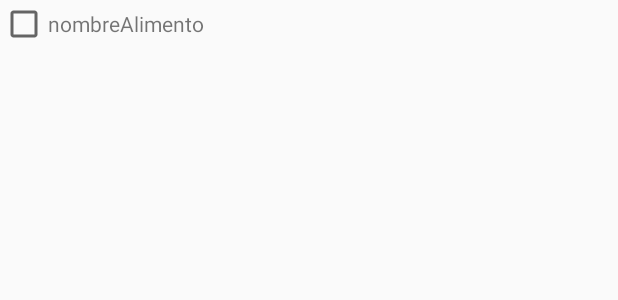
After one commit to Mordorbeast/Smootheat, an Android app: the layout activity_pantalla_fila_listview.xml on its own in the app's theme, with its tools: preview values and no code run, on a phone screen of 412 x 824 dp. The commit adds this screen. Shown: the top 300 px of the screen. Run offline under Robolectric (Android 15) with nearby library versions, the phone set to English and light mode, and no system bars.

Commit message:
Creo lista para la pantalla lista compra (no funciona)

```diff
--- a/app/build.gradle
+++ b/app/build.gradle
@@ -30,4 +30,5 @@ dependencies {
     testImplementation 'junit:junit:4.12'
     androidTestImplementation 'com.android.support.test:runner:1.0.2'
     androidTestImplementation 'com.android.support.test.espresso:espresso-core:3.0.2'
+    implementation 'com.android.support:recyclerview-v7:28.0.0'
 }
--- /dev/null
+++ b/app/src/main/res/layout/activity_pantalla_fila_listview.xml
@@ -0,0 +1,18 @@
+<?xml version="1.0" encoding="utf-8"?>
+<LinearLayout xmlns:android="http://schemas.android.com/apk/res/android"
+              android:layout_width="match_parent"
+              android:layout_height="match_parent">
+
+    <android.support.v7.widget.AppCompatCheckBox
+            android:id="@+id/checkbox"
+            android:layout_width="wrap_content"
+            android:layout_height="wrap_content"/>
+
+    <TextView
+            android:id="@+id/nombreAlimento"
+            android:layout_width="wrap_content"
+            android:layout_height="wrap_content"
+            android:text="nombreAlimento"/>
+
+
+</LinearLayout>
```
Also changed, not shown: app/src/main/java/com/example/xavi/proyectoxavigimenez/ListAdapter.kt (added, +53 -0 lines), app/src/main/java/com/example/xavi/proyectoxavigimenez/ListViewAlimentos.kt (added, +12 -0 lines), app/src/main/java/com/example/xavi/proyectoxavigimenez/Pantalla_lista_compra.kt (+20 -0 lines), app/src/main/res/layout/activity_pantalla_lista_compra.xml (+11 -11 lines).
